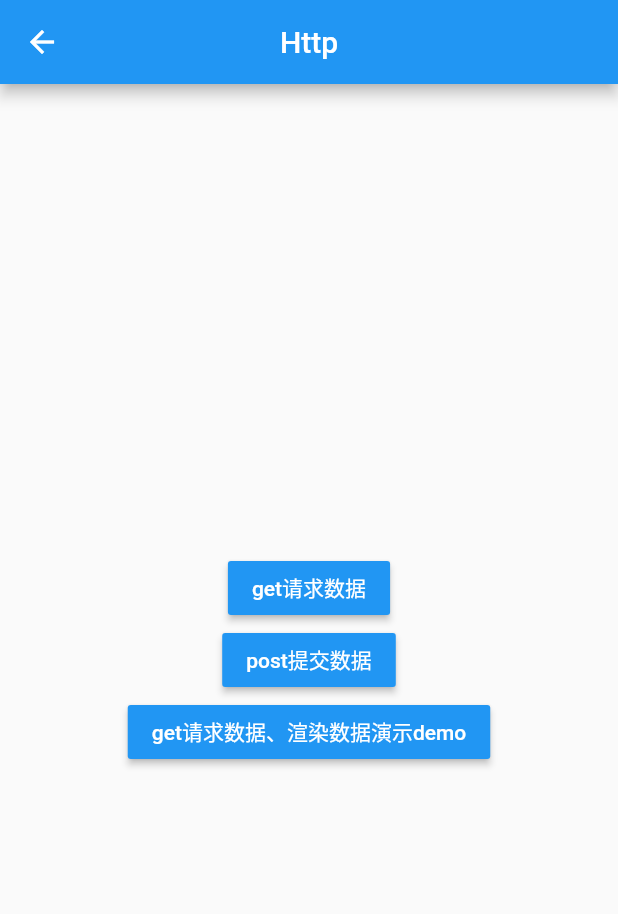
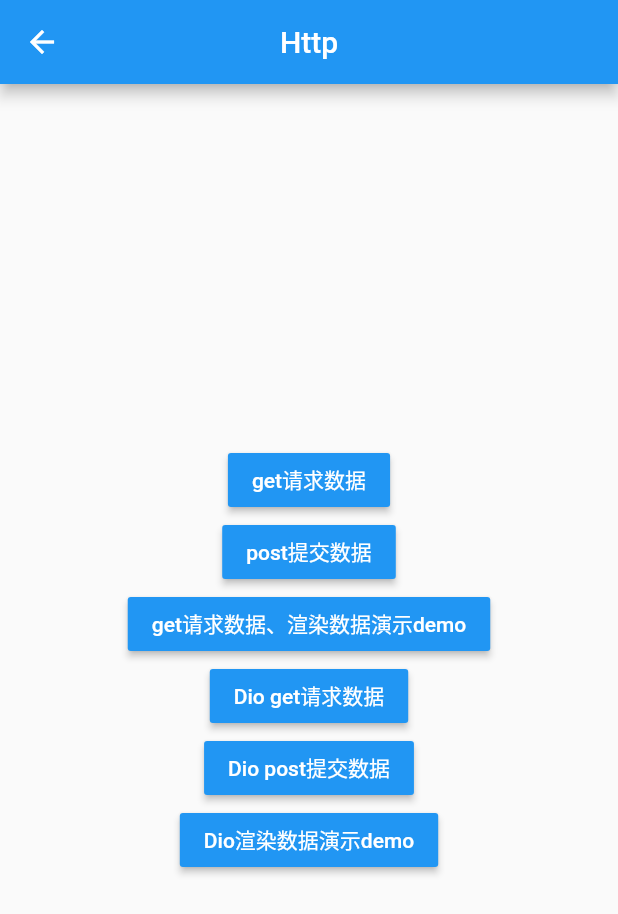
Before and after one commit to HitaoLin/flutter_learning, a Flutter app: the HttpPage screen opened directly, on a phone screen of 412 x 824 dp. Shown: the top 914 px of the screen. Run offline on Flutter 3.47's test engine with Material 2 defaults, Android fonts, the phone set to English and light mode, and no system bars; our stand-ins replace date_format, dio, flutter_swiper, fluttertoast; missing offline and left inert: flutter_cupertino_date_picker; network calls fail.

Commit message:
version 0.1.6 dio获取数据

```diff
--- a/lib/http/Http.dart
+++ b/lib/http/Http.dart
@@ -1,6 +1,7 @@
 import 'package:flutter/material.dart';
 import 'package:flutter_localizations/flutter_localizations.dart';
 import 'package:http/http.dart' as http;
+import 'package:dio/dio.dart';
 
 class HttpPage extends StatefulWidget{
 
@@ -16,8 +17,10 @@ class HttpPage extends StatefulWidget{
 
 class HttpPageState extends State<HttpPage>{
 
-  _getData(){
-
+  _dioGetData() async{
+    var dio = Dio();
+    Response response = await dio.get("http://a.itying.com/api/productlist");
+    print(response.data);
   }
 
 
@@ -40,7 +43,9 @@ class HttpPageState extends State<HttpPage>{
                   color: Colors.blue,
                   textColor: Colors.white,
                   child: Text('get请求数据'),
-                  onPressed: _getData,
+                  onPressed:(){
+
+                  },
                 ),
                 SizedBox(width: 20,),
                 RaisedButton(
@@ -61,6 +66,31 @@ class HttpPageState extends State<HttpPage>{
                   },
                 ),
                 SizedBox(width: 20,),
+                RaisedButton(
+                  color: Colors.blue,
+                  textColor: Colors.white,
+                  child: Text('Dio get请求数据'),
+                  onPressed: _dioGetData,
+                ),
+                SizedBox(width: 20,),
+                RaisedButton(
+                  color: Colors.blue,
+                  textColor: Colors.white,
+                  child: Text('Dio post提交数据'),
+                  onPressed: () {
+
+                  },
+                ),
+                SizedBox(width: 20,),
+                RaisedButton(
+                  color: Colors.blue,
+                  textColor: Colors.white,
+                  child: Text('Dio渲染数据演示demo'),
+                  onPressed: () {
+                    Navigator.pushNamed(context, '/dioDemo');
+                  },
+                ),
+                SizedBox(width: 20,),
               ],
             )
           ],
--- a/lib/routes/Routes.dart
+++ b/lib/routes/Routes.dart
@@ -32,8 +32,9 @@ import '../demo/animation/Animation.dart';
 import '../demo/animation/AnimatedOpacity.dart';
 import '../demo/animation/Hero.dart';
 import '../http/Http.dart';
-import '../http/Http_Bac.dart';
+import '../http/DioDemo.dart';
 import '../http/GetDate.dart';
+import '../News.dart';
 
 //配置路由
 final routes = {
@@ -70,8 +71,9 @@ final routes = {
   '/animatedOpacity': (context) => AnimatedOpacityPage(),
   '/hero': (context) => HeroPage(),
   '/http': (context) => HttpPage(),
-  '/httpBac': (context) => HttpBacPage(),
+  '/dioDemo': (context) => DioDemoPage(),
   '/getData': (context) => GetDataPage(),
+  '/news': (context) => NewsPage(),
 
 };
 
--- a/pubspec.yaml
+++ b/pubspec.yaml
@@ -35,6 +35,8 @@ dependencies:
   fluttertoast: ^3.1.3
   #网络请求
   http: ^0.12.0+2
+  dio: ^2.1.16
+
 
 dev_dependencies:
   flutter_test:
```
Also changed, not shown: lib/News.dart (renamed from lib/http/Http_Bac.dart, +10 -6 lines), lib/http/DioDemo.dart (added, +69 -0 lines), lib/pages/tabs/Home.dart (+9 -0 lines), pubspec.lock, 1 other file.
